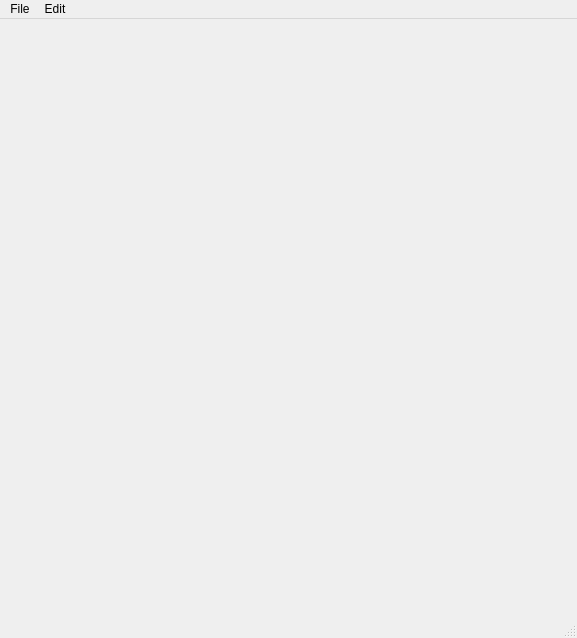
The window that src/mainwindow.ui (ondrej-mach/ICP-projekt) describes before a commit, drawn with Qt 5.
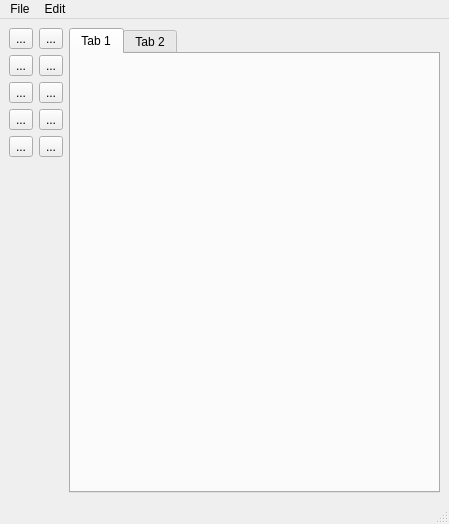
The same window after the commit.

Commit message: Added tabs for individual diagrams

Diff of the .ui file:
```diff
--- a/src/mainwindow.ui
+++ b/src/mainwindow.ui
@@ -6,20 +6,121 @@
    <rect>
     <x>0</x>
     <y>0</y>
-    <width>577</width>
-    <height>638</height>
+    <width>449</width>
+    <height>524</height>
    </rect>
   </property>
   <property name="windowTitle">
    <string>MainWindow</string>
   </property>
-  <widget class="QWidget" name="centralwidget"/>
+  <widget class="QWidget" name="centralwidget">
+   <layout class="QHBoxLayout" name="horizontalLayout_2">
+    <item>
+     <layout class="QHBoxLayout" name="horizontalLayout">
+      <property name="sizeConstraint">
+       <enum>QLayout::SetNoConstraint</enum>
+      </property>
+      <item>
+       <layout class="QFormLayout" name="formLayout">
+        <item row="2" column="0">
+         <widget class="QToolButton" name="toolButton">
+          <property name="text">
+           <string>...</string>
+          </property>
+         </widget>
+        </item>
+        <item row="2" column="1">
+         <widget class="QToolButton" name="toolButton_3">
+          <property name="text">
+           <string>...</string>
+          </property>
+         </widget>
+        </item>
+        <item row="4" column="0">
+         <widget class="QToolButton" name="toolButton_4">
+          <property name="text">
+           <string>...</string>
+          </property>
+         </widget>
+        </item>
+        <item row="4" column="1">
+         <widget class="QToolButton" name="toolButton_7">
+          <property name="text">
+           <string>...</string>
+          </property>
+         </widget>
+        </item>
+        <item row="3" column="1">
+         <widget class="QToolButton" name="toolButton_6">
+          <property name="text">
+           <string>...</string>
+          </property>
+         </widget>
+        </item>
+        <item row="3" column="0">
+         <widget class="QToolButton" name="toolButton_5">
+          <property name="text">
+           <string>...</string>
+          </property>
+         </widget>
+        </item>
+        <item row="5" column="0">
+         <widget class="QToolButton" name="toolButton_2">
+          <property name="text">
+           <string>...</string>
+          </property>
+         </widget>
+        </item>
+        <item row="5" column="1">
+         <widget class="QToolButton" name="toolButton_8">
+          <property name="text">
+           <string>...</string>
+          </property>
+         </widget>
+        </item>
+        <item row="1" column="0">
+         <widget class="QToolButton" name="toolButton_9">
+          <property name="text">
+           <string>...</string>
+          </property>
+         </widget>
+        </item>
+        <item row="1" column="1">
+         <widget class="QToolButton" name="toolButton_10">
+          <property name="text">
+           <string>...</string>
+          </property>
+         </widget>
+        </item>
+       </layout>
+      </item>
+      <item>
+       <widget class="QTabWidget" name="tabWidget">
+        <property name="currentIndex">
+         <number>0</number>
+        </property>
+        <widget class="QWidget" name="tab">
+         <attribute name="title">
+          <string>Tab 1</string>
+         </attribute>
+        </widget>
+        <widget class="QWidget" name="tab_2">
+         <attribute name="title">
+          <string>Tab 2</string>
+         </attribute>
+        </widget>
+       </widget>
+      </item>
+     </layout>
+    </item>
+   </layout>
+  </widget>
   <widget class="QMenuBar" name="menubar">
    <property name="geometry">
     <rect>
      <x>0</x>
      <y>0</y>
-     <width>577</width>
+     <width>449</width>
      <height>22</height>
     </rect>
    </property>
```
The commit also changes 2 other files.
